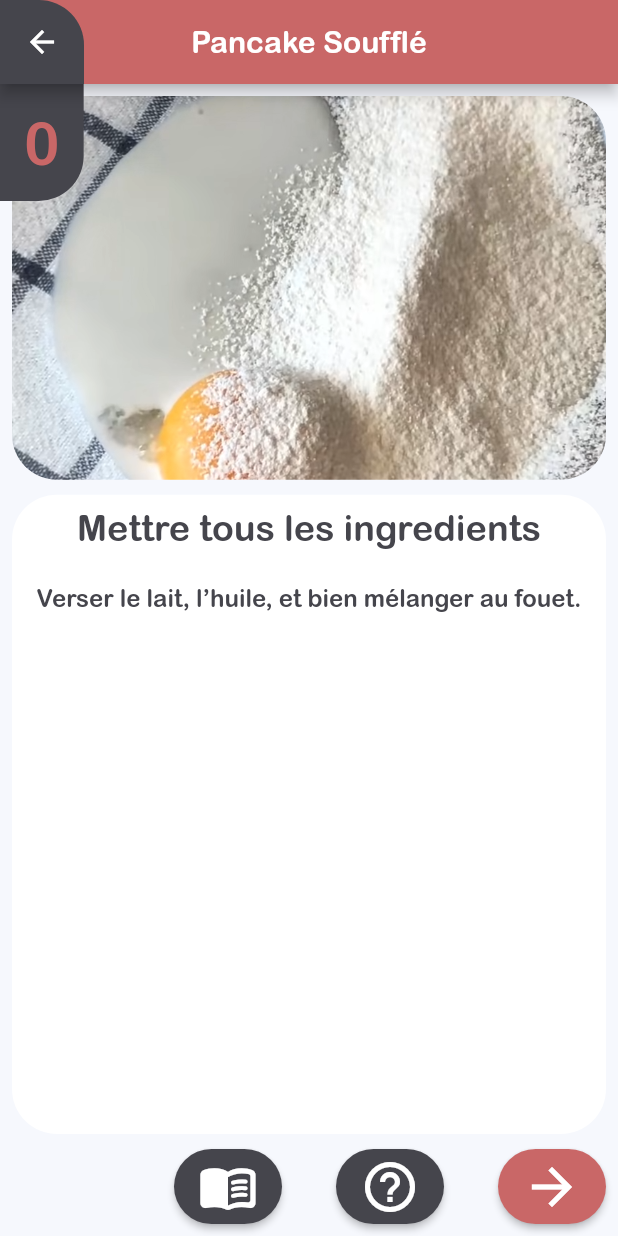
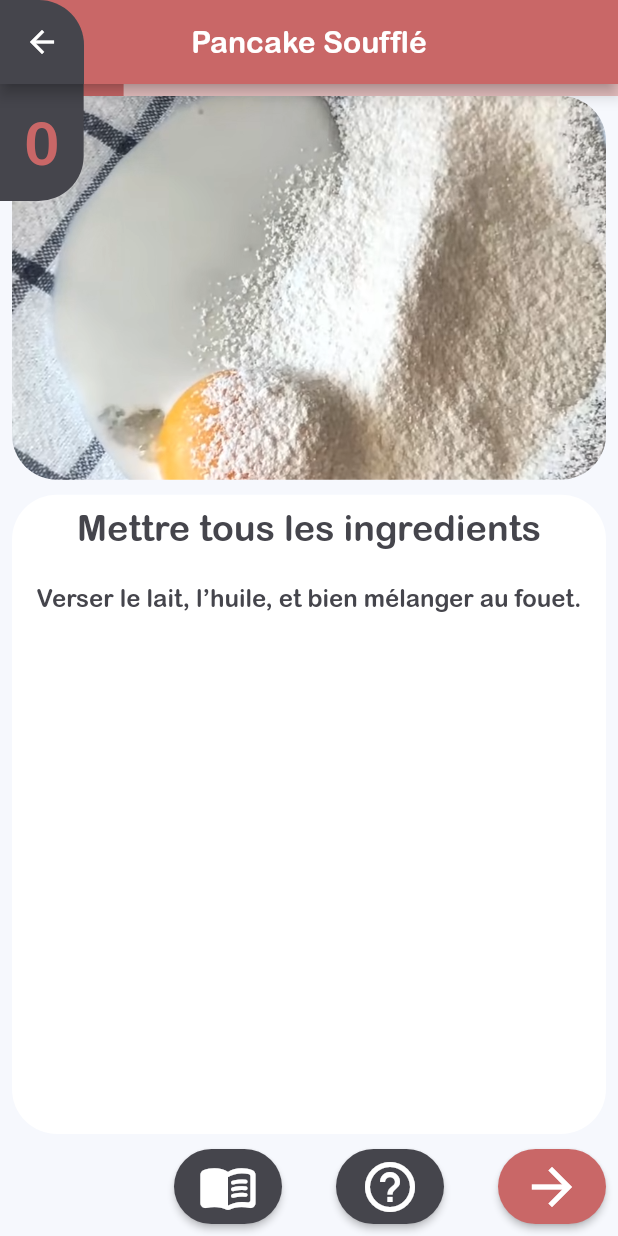
Before and after one commit to otakedev/gred-mobile, a Flutter app: the RecipeStepPage screen opened by its route, on a phone screen of 412 x 824 dp. Run offline on Flutter 3.47's test engine with Material 2 defaults, Android fonts, the phone set to English and light mode, and no system bars; our stand-ins replace chewie, flutter_svg, font_awesome_flutter, shared_preferences, video_player; accounts and stored records are empty.

Commit message:
[#31] add progress bar for the recipe steps

```diff
--- a/lib/screens/recipe-page/recipe-step-page/components/recipe_steps.dart
+++ b/lib/screens/recipe-page/recipe-step-page/components/recipe_steps.dart
@@ -93,7 +93,15 @@ class _RecipeStepsState extends State<RecipeSteps> {
           controller: _controller,
           onPageChanged: _onPageViewChange,
           itemCount: itemsCount,
-          itemBuilder: (context, position) => RecipeStep(position),
+          itemBuilder: (context, position) => Stack(
+            children: [
+              LinearProgressIndicator(
+                value: (position + 1) / itemsCount,
+                minHeight: 8,
+              ),
+              RecipeStep(position),
+            ],
+          ),
         ),
         Positioned(
           child: Align(
--- a/pubspec.yaml
+++ b/pubspec.yaml
@@ -51,7 +51,6 @@ flutter:
   assets:
     - assets/images/
     - assets/images/leading/
-    - assets/videos/
   # assets:
   #   - images/a_dot_burr.jpeg
   #   - images/a_dot_ham.jpeg
```
